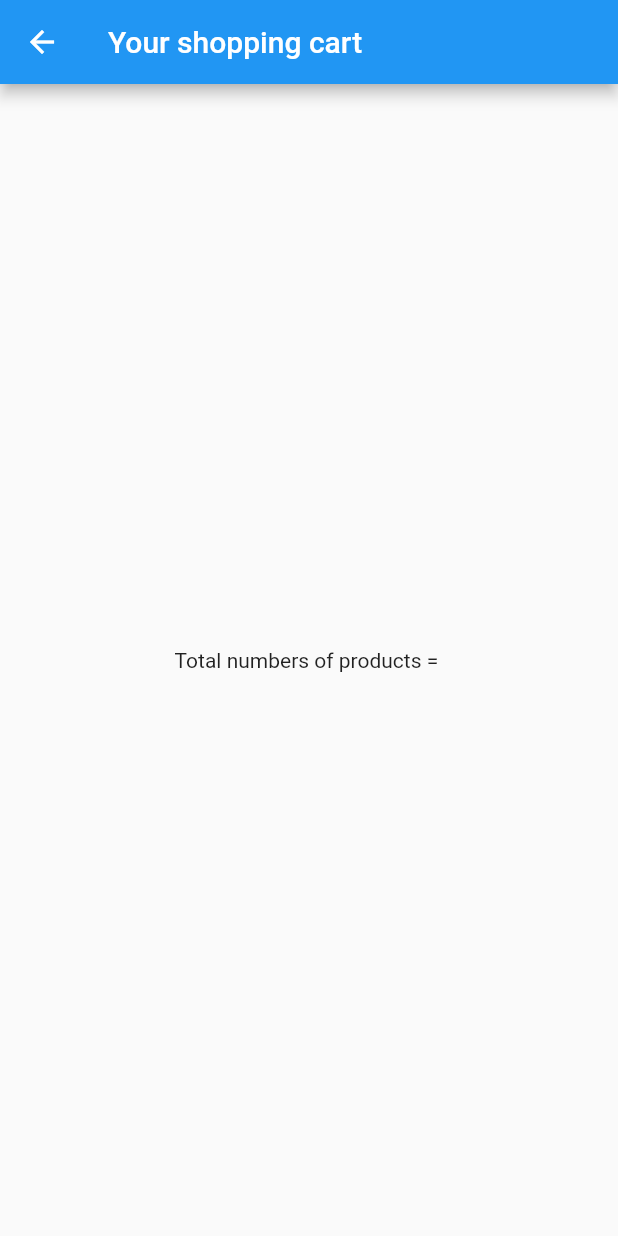
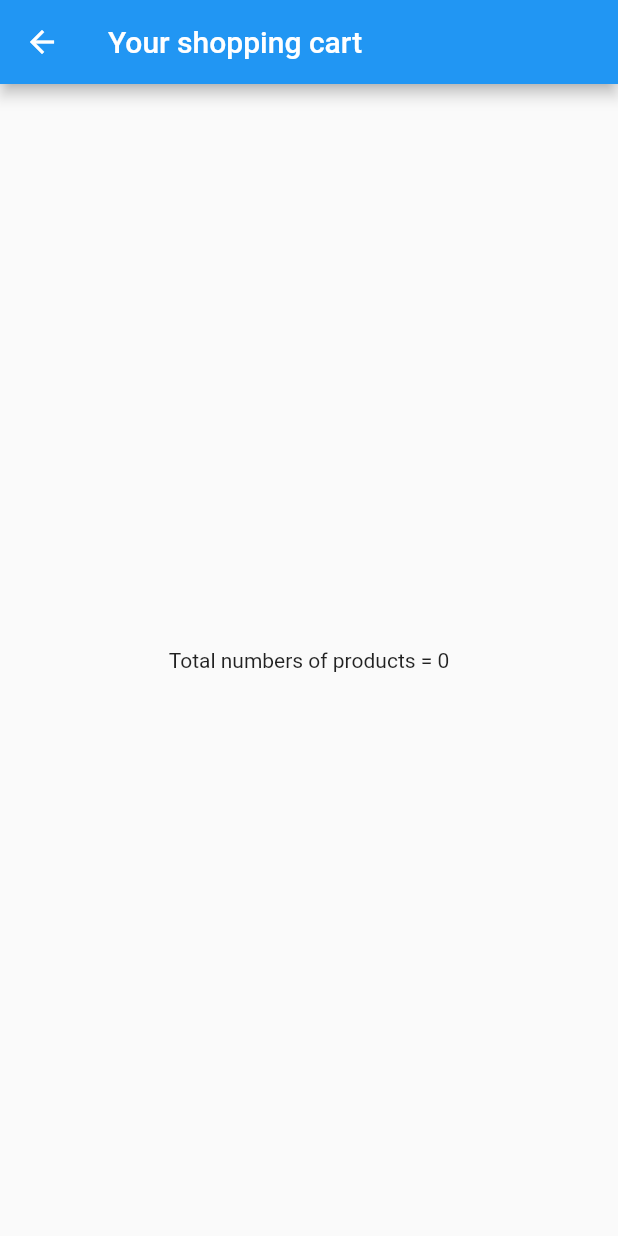
Before and after one commit to jahangirsim/module7assignment, a Flutter app: the screen it shows after launch, scrolled down 576 dp, after a tap on "Buy Now", after a tap on the "shopping cart" icon, on a phone screen of 412 x 824 dp. Run offline on Flutter 3.47's test engine with Material 2 defaults, Android fonts, the phone set to English and light mode, and no system bars.

Commit message:
With cart page total update but not working

```diff
--- a/lib/cart.dart
+++ b/lib/cart.dart
@@ -1,23 +1,28 @@
+import 'package:assignment_07/productlist.dart';
 import 'package:flutter/material.dart';
 
 
+
 class MyCart extends StatefulWidget {
-  const MyCart({Key? key}) : super(key: key);
+
+  const MyCart({Key? key, required this.counter}) : super(key: key);
 
   @override
   State<MyCart> createState() => _MyCartState();
+ final int counter;
 }
 
 class _MyCartState extends State<MyCart> {
+
   @override
   Widget build(BuildContext context) {
     return Scaffold(
       appBar: AppBar(title: const Text('Your shopping cart'),),
-      body: const Center(
+      body: Center(
         child: Column(
           mainAxisAlignment: MainAxisAlignment.center,
           children: [
-            Text('Total numbers of products = ')
+            Text('Total numbers of products = ${counter.toString()}')
           ],
         ),
       ),
--- a/lib/main.dart
+++ b/lib/main.dart
@@ -1,4 +1,3 @@
-//import 'package:assignment_07/productlist.dart';
 import 'package:assignment_07/cart.dart';
 import 'package:flutter/material.dart';
 import 'package:assignment_07/productlist1.dart';
@@ -24,11 +23,12 @@ class MyHomePage extends StatefulWidget {
 
   @override
   State<MyHomePage> createState() => _MyHomePageState();
+
 }
 
-//int a = allProductList1[index].counter.add;
+class _MyHomePageState extends State<MyHomePage> {
+  int _itemCount = 0;
 
-class _MyHomePageState extends State<MyHomePage> {
   @override
   Widget build(BuildContext context) {
     return Scaffold(
@@ -47,20 +47,20 @@ class _MyHomePageState extends State<MyHomePage> {
                 trailing: Column(
                   crossAxisAlignment: CrossAxisAlignment.center,
                   children: [
-                    Container(
+                    SizedBox(
                       height: 20,
                       child: Text(
                         '${allProductList1[index].counter}',
                         style: const TextStyle(fontSize: 10),
                       ),
                     ),
-                    Container(
+                    SizedBox(
                       height: 35,
                       child: ElevatedButton(
                         onPressed: () {
-                          allProductList1[index].counter = allProductList1[index].counter + 1;
                           setState(() {
-
+                           _itemCount = allProductList1[index].counter = allProductList1[index].counter + 1;
+                            //_itemCount++;
                           });
                           if (allProductList1[index].counter == 5) {
                             ScaffoldMessenger.of(context).showSnackBar(SnackBar(
@@ -81,7 +81,9 @@ class _MyHomePageState extends State<MyHomePage> {
             );
           }),
       floatingActionButton: FloatingActionButton(onPressed: (){
-        Navigator.push(context, MaterialPageRoute(builder: (c) => const MyCart()));
+        setState(() {
+          Navigator.push(context, MaterialPageRoute(builder: (c) => MyCart(counter: _itemCount),),);
+        });
       },
       child: const Icon(Icons.shopping_cart),),
     );
--- a/lib/productlist.dart
+++ b/lib/productlist.dart
@@ -2,7 +2,7 @@ import 'package:flutter/material.dart';
 import 'package:flutter/rendering.dart';
 
 class ProductList extends StatefulWidget {
-  ProductList({Key? key}) : super(key: key);
+  const ProductList({Key? key}) : super(key: key);
 
   @override
   State<ProductList> createState() => _ProductListState();
--- a/lib/productlist1.dart
+++ b/lib/productlist1.dart
@@ -7,18 +7,20 @@ class ProductList1 extends StatefulWidget {
   State<ProductList1> createState() => _ProductList1State();
 }
 
-class AllProductList1{
+class AllProductList1 {
   final String name;
   final String price;
   final String images;
-  int counter;
+  int? counter;
 
   AllProductList1(
       this.name,
       this.price,
       this.images,
-      this.counter
-      );
+      this.counter);
+
+
+
 }
   List allProductList1 = [
     AllProductList1('Apple', 'BDT: 130/KG', 'images/apple.jpg', 0),
@@ -40,6 +42,17 @@ class AllProductList1{
     AllProductList1('Wheel Powder', 'BDT: 75/KG', 'images/wheel.jpg', 0),
   ];
 
+//   sum() {
+//     for (int i=0; i<allProductList1.length; i++) {
+// var sum;
+//       sum+ = allProductList1[i].counter;
+//     }
+//   }
+
+
+//int sum = allProductList1[index].counter(0, (a, b) => a + b);
+
+
 class _ProductList1State extends State<ProductList1> {
   @override
   Widget build(BuildContext context) {
```
